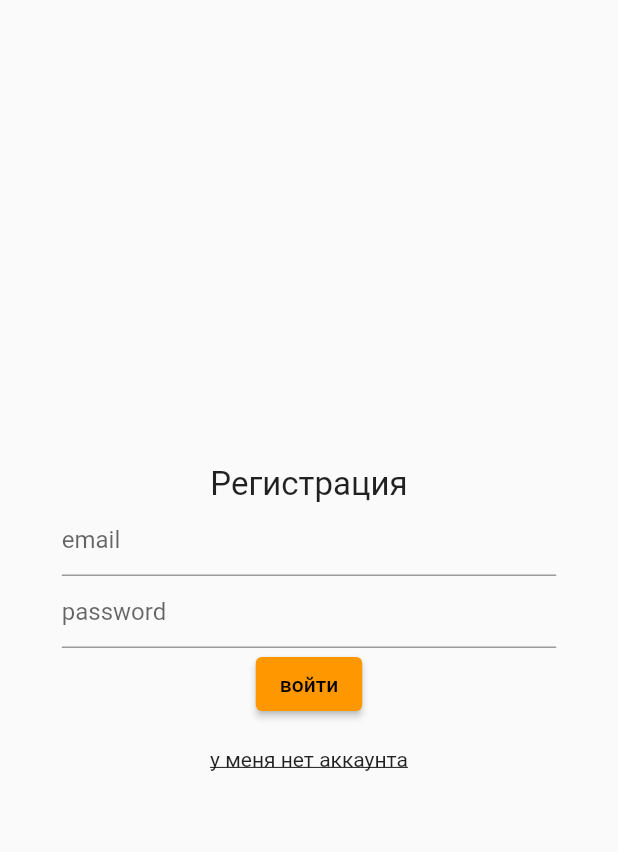
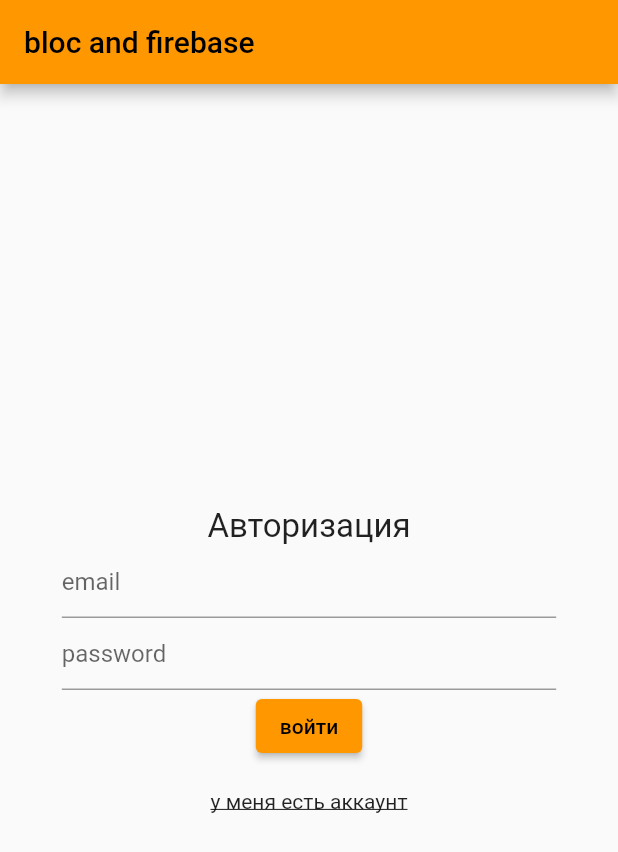
Before and after one commit to YuryMorozov2001/flutter-firebase-todo-app, a Flutter app: the screen it shows after launch, after a tap on "войти", on a phone screen of 412 x 824 dp. Shown: the top 852 px of the screen. Run offline on Flutter 3.47's test engine with Material 2 defaults, Android fonts, the phone set to English and light mode, and no system bars; our stand-ins replace bloc, firebase_auth, firebase_core, flutter_bloc; accounts and stored records are empty; network calls fail.

Commit message:
fixed initpage ui

```diff
--- a/lib/router/router.dart
+++ b/lib/router/router.dart
@@ -1,5 +1,4 @@
 import 'package:flutter/material.dart';
-import 'package:flutter_firebase_app/screens/auth/auth_page.dart';
 import 'package:flutter_firebase_app/screens/home/home_page.dart';
 import 'package:flutter_firebase_app/screens/init/init.dart';
 
--- a/lib/screens/init/init.dart
+++ b/lib/screens/init/init.dart
@@ -9,16 +9,22 @@ class InitPage extends StatelessWidget {
 
   @override
   Widget build(BuildContext context) {
-    return Scaffold(body: WelcomeScreen());
+    return Scaffold(
+      body: WelcomeScreen(),
+      appBar: AppBar(title: const Text('bloc and firebase')),
+    );
   }
 }
 
 class WelcomeScreen extends StatelessWidget {
   WelcomeScreen({Key? key}) : super(key: key);
   final PageController _pageController = PageController();
-
   @override
   Widget build(BuildContext context) {
+    final List<Widget> pages = [
+      AuthWidget(pageController: _pageController),
+      RegisterWidget(pageController: _pageController)
+    ];
     return PageView.builder(
       physics: const NeverScrollableScrollPhysics(),
       controller: _pageController,
@@ -26,28 +32,7 @@ class WelcomeScreen extends StatelessWidget {
         child: SizedBox(
           width: MediaQuery.of(context).size.width * 0.8,
           height: 350,
-          child: Column(
-            mainAxisAlignment: MainAxisAlignment.center,
-            children: [
-              const RegisterWidget(),
-              const SizedBox(
-                height: 18,
-              ),
-              GestureDetector(
-                child: Text(
-                  index == 0 ? 'у меня нет аккаунта' : 'у меня есть аккаунт',
-                  style: const TextStyle(decoration: TextDecoration.underline),
-                ),
-                onTap: () => index == 0
-                    ? _pageController.nextPage(
-                        duration: const Duration(milliseconds: 350),
-                        curve: Curves.easeInOut)
-                    : _pageController.animateToPage(0,
-                        duration: const Duration(milliseconds: 350),
-                        curve: Curves.easeInOut),
-              ),
-            ],
-          ),
+          child: pages[index],
         ),
       ),
       itemCount: 2,
@@ -57,8 +42,11 @@ class WelcomeScreen extends StatelessWidget {
 
 class AuthWidget extends StatelessWidget {
   const AuthWidget({
+    required this.pageController,
     Key? key,
   }) : super(key: key);
+
+  final PageController pageController;
 
   @override
   Widget build(BuildContext context) {
@@ -89,7 +77,21 @@ class AuthWidget extends StatelessWidget {
               // }
               // Navigator.of(context).pushReplacementNamed('/home');
             },
-                child: const Text('войти'))),
+            child: const Text('войти'),
+          ),
+        ),
+        const SizedBox(
+          height: 18,
+        ),
+        GestureDetector(
+          child: const Text(
+            'у меня есть аккаунт',
+            style: TextStyle(decoration: TextDecoration.underline),
+          ),
+          onTap: () => pageController.nextPage(
+              duration: const Duration(milliseconds: 350),
+              curve: Curves.easeInOut),
+        ),
       ],
     );
   }
@@ -97,8 +99,10 @@ class AuthWidget extends StatelessWidget {
 
 class RegisterWidget extends StatelessWidget {
   const RegisterWidget({
+    required this.pageController,
     Key? key,
   }) : super(key: key);
+  final PageController pageController;
 
   @override
   Widget build(BuildContext context) {
@@ -141,6 +145,18 @@ class RegisterWidget extends StatelessWidget {
             ),
           ),
         ),
+        const SizedBox(
+          height: 18,
+        ),
+        GestureDetector(
+          child: const Text(
+            'у меня есть аккаунт',
+            style: TextStyle(decoration: TextDecoration.underline),
+          ),
+          onTap: () => pageController.animateToPage(0,
+              duration: const Duration(milliseconds: 350),
+              curve: Curves.easeInOut),
+        ),
       ],
     );
   }
```
Also changed, not shown: lib/screens/auth/auth_page.dart (deleted, +0 -81 lines), lib/screens/auth/widgets/auth_widget.dart (deleted, +0 -112 lines). Lines whose indentation alone changed are shown as unchanged.
